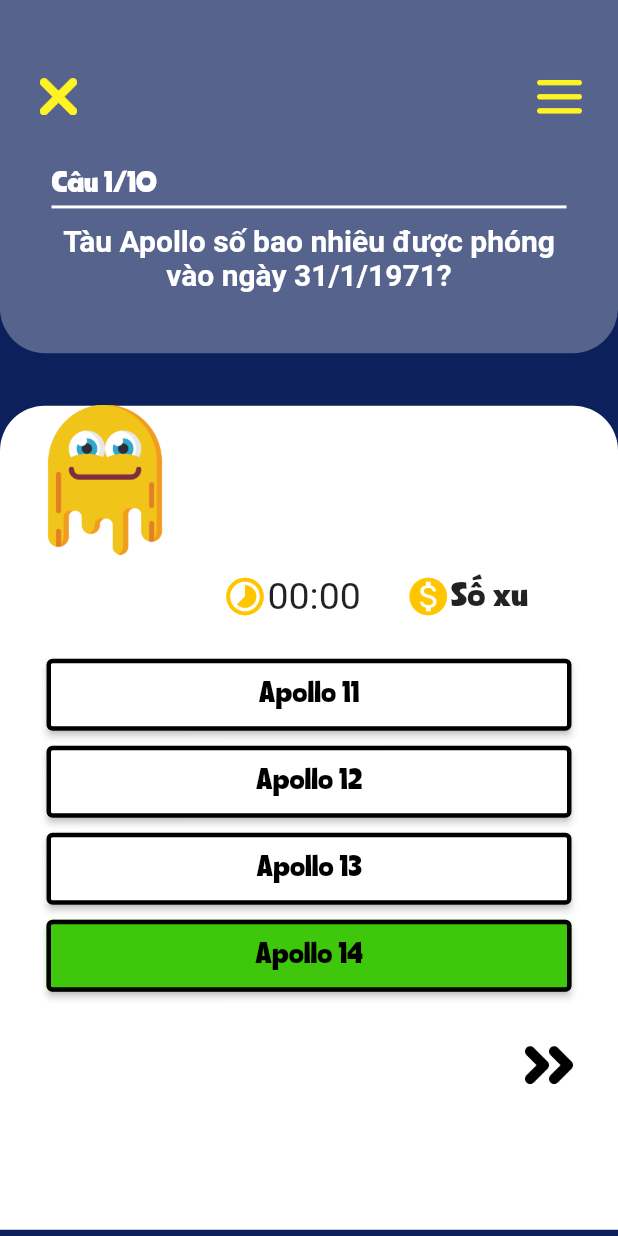
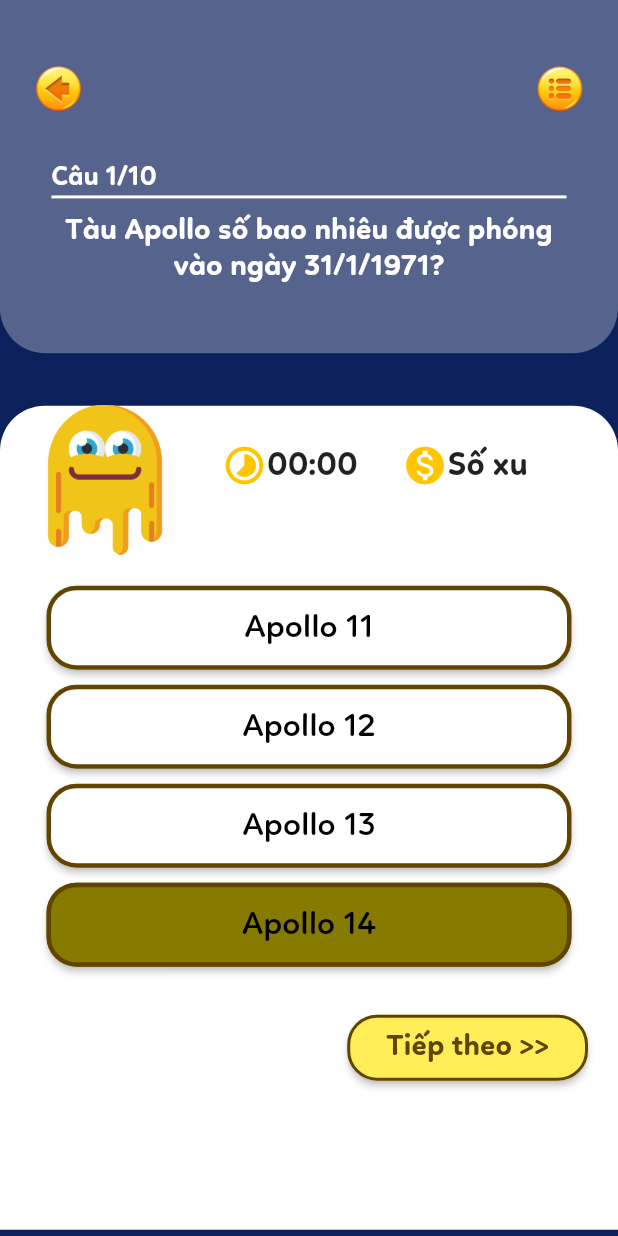
Before and after one commit to TuongVy06-20PMC/DALTDD-Alien, a Flutter app: the XemlaiDapAn screen opened directly, on a phone screen of 412 x 824 dp. Run offline on Flutter 3.47's test engine with Material 2 defaults, Android fonts, the phone set to English and light mode, and no system bars; our stand-ins replace audioplayers, google_nav_bar, hexcolor; missing offline and left inert: flutter_screen_wake, searchbar_animation.

Commit message:
cap nhat xem lai

```diff
--- a/flutter_application_2/lib/Screen/KetThucLuotChoi.dart
+++ b/flutter_application_2/lib/Screen/KetThucLuotChoi.dart
@@ -266,7 +266,7 @@
                                                         padding:
                                                             EdgeInsets.zero,
                                                         child: Text(
-                                                          'Đồng ý',
+                                                          'Đã hiểu',
                                                           textAlign:
                                                               TextAlign.center,
                                                           style: TextStyle(
@@ -329,7 +329,14 @@
                                         ),
                                       ],
                                     )),
-                                onPressed: () {},
+                                onPressed: () {
+                                   Navigator.push(
+                                                    context,
+                                                    MaterialPageRoute(
+                                                        builder: (context) =>
+                                                            const XemlaiDapAn()),
+                                                  );
+                                },
                               ),
                             ),
                             Padding(
@@ -361,7 +368,9 @@
                                         ),
                                       ],
                                     )),
-                                onPressed: () {},
+                                onPressed: () {
+
+                                },
                               ),
                             ),
                           ],
--- a/flutter_application_2/lib/Screen/XemlaiDapAn.dart
+++ b/flutter_application_2/lib/Screen/XemlaiDapAn.dart
@@ -1,6 +1,7 @@
 import 'package:flutter/src/widgets/container.dart';
 import 'package:flutter/src/widgets/framework.dart';
 import 'package:flutter_application_2/Screen/KetThucLuotChoi.dart';
+import 'package:flutter_application_2/Screen/TrangChu.dart';
 import 'package:hexcolor/hexcolor.dart';
 import 'package:flutter/material.dart';
 
@@ -20,13 +21,14 @@
       decoration: BoxDecoration(color: HexColor('0C205B')),
       width: MediaQuery.of(context).size.width,
       height: MediaQuery.of(context).size.height,
-            child:
-                Column(mainAxisAlignment: MainAxisAlignment.start, children: [
+      child: Column(
+        mainAxisAlignment: MainAxisAlignment.start,
+        children: [
           Row(
             mainAxisAlignment: MainAxisAlignment.start,
             children: [
               Container(
-                    padding: EdgeInsets.only(left: 15, right: 15, top: 20),
+                padding: EdgeInsets.only(left: 15, right: 15, top: 10),
                 height: MediaQuery.of(context).size.height / 3.5,
                 width: MediaQuery.of(context).size.width,
                 decoration: BoxDecoration(
@@ -45,20 +47,25 @@
                         mainAxisAlignment: MainAxisAlignment.spaceBetween,
                         children: [
                           IconButton(
-                                  onPressed: (() {}),
+                              onPressed: (() {
+                                Navigator.push(
+                                  context,
+                                  MaterialPageRoute(
+                                      builder: (context) =>
+                                          const TrangChu()),
+                                );
+                              }),
                               icon: Image.asset(
-                                    'assets/delete.png',
-                                    height: 25,
-                                    width: 25,
-                                    color: HexColor('FFF323'),
+                                'assets/icon6.png',
+                                height: 70,
+                                width: 70,
                               )),
                           IconButton(
-                                  onPressed: (() {}),
+                              onPressed: () {},
                               icon: Image.asset(
-                                    'assets/menu.png',
-                                    height: 30,
-                                    width: 30,
-                                    color: HexColor('FFF323'),
+                                'assets/menu-icon.png',
+                                height: 70,
+                                width: 70,
                               )),
                         ],
                       ),
@@ -72,8 +79,8 @@
                                 child: Text(
                                   'Câu 1/10',
                                   style: TextStyle(
-                                          fontFamily: 'FSAriston',
-                                          fontSize: 25,
+                                      fontFamily: 'LinotteBold',
+                                      fontSize: 18,
                                       color: Colors.white),
                                 ),
                               ),
@@ -89,7 +96,7 @@
                                 'Tàu Apollo số bao nhiêu được phóng vào ngày 31/1/1971?',
                                 textAlign: TextAlign.center,
                                 style: TextStyle(
-                                        fontWeight: FontWeight.bold,
+                                    fontFamily: 'LinotteBold',
                                     fontSize: 20,
                                     color: Colors.white),
                               )
@@ -99,8 +106,12 @@
               ),
             ],
           ),
-              Column(mainAxisAlignment: MainAxisAlignment.end, children: [
-                Stack(alignment: Alignment.topLeft, children: [
+          Column(
+            mainAxisAlignment: MainAxisAlignment.end,
+            children: [
+              Stack(
+                alignment: Alignment.topLeft,
+                children: [
                   Container(
                     margin: EdgeInsets.only(top: 35),
                     //padding: EdgeInsets.all(20),
@@ -112,11 +123,11 @@
                             topLeft: Radius.circular(30),
                             topRight: Radius.circular(30))),
                     child: Column(
-                      mainAxisAlignment: MainAxisAlignment.center,
+                      mainAxisAlignment: MainAxisAlignment.start,
                       children: [
                         Padding(
                           padding:
-                              EdgeInsets.only(top: 25, right: 60, bottom: 20),
+                              EdgeInsets.only(top: 25, right: 60, bottom: 60),
                           child: Row(
                               mainAxisAlignment: MainAxisAlignment.end,
                               children: [
@@ -134,8 +145,8 @@
                                         const Text(
                                           '00:00',
                                           style: TextStyle(
-                                              //fontFamily: 'FSAriston',
-                                              fontSize: 25),
+                                              fontFamily: 'LinotteBold',
+                                              fontSize: 22),
                                         )
                                       ],
                                     )),
@@ -151,8 +162,8 @@
                                         const Text(
                                           'Số xu',
                                           style: TextStyle(
-                                              fontFamily: 'FSAriston',
-                                              fontSize: 30),
+                                              fontFamily: 'LinotteBold',
+                                              fontSize: 22),
                                         )
                                       ],
                                     )),
@@ -163,18 +174,19 @@
                           child: ElevatedButton(
                             style: ElevatedButton.styleFrom(
                                 backgroundColor: Colors.white,
-                              minimumSize: Size(350, 25),
-                              side: const BorderSide(
-                                  width: 3, color: Colors.black),
-                            ),
+                                minimumSize: Size(350, 30),
+                                side: BorderSide(
+                                    width: 3, color: HexColor('614400')),
+                                shape: RoundedRectangleBorder(
+                                    borderRadius: BorderRadius.circular(20))),
                             child: const Padding(
-                              padding: EdgeInsets.all(10),
+                              padding: EdgeInsets.all(15),
                               child: Text(
                                 'Apollo 11',
                                 textAlign: TextAlign.center,
                                 style: TextStyle(
-                                  fontSize: 25,
-                                  fontFamily: 'FSAriston',
+                                  fontSize: 22,
+                                  fontFamily: 'Linotte',
                                   color: Colors.black,
                                 ),
                               ),
@@ -187,18 +199,19 @@
                           child: ElevatedButton(
                             style: ElevatedButton.styleFrom(
                                 backgroundColor: Colors.white,
-                              minimumSize: Size(350, 25),
-                              side: const BorderSide(
-                                  width: 3, color: Colors.black),
-                            ),
+                                minimumSize: Size(350, 30),
+                                side: BorderSide(
+                                    width: 3, color: HexColor('614400')),
+                                shape: RoundedRectangleBorder(
+                                    borderRadius: BorderRadius.circular(20))),
                             child: const Padding(
-                              padding: EdgeInsets.all(10),
+                              padding: EdgeInsets.all(15),
                               child: Text(
                                 'Apollo 12',
                                 textAlign: TextAlign.center,
                                 style: TextStyle(
-                                  fontSize: 25,
-                                  fontFamily: 'FSAriston',
+                                  fontSize: 22,
+                                  fontFamily: 'Linotte',
                                   color: Colors.black,
                                 ),
                               ),
@@ -211,18 +224,19 @@
                           child: ElevatedButton(
                             style: ElevatedButton.styleFrom(
                                 backgroundColor: Colors.white,
-                              minimumSize: Size(350, 25),
-                              side: const BorderSide(
-                                  width: 3, color: Colors.black),
-                            ),
+                                minimumSize: Size(350, 30),
+                                side: BorderSide(
+                                    width: 3, color: HexColor('614400')),
+                                shape: RoundedRectangleBorder(
+                                    borderRadius: BorderRadius.circular(20))),
                             child: const Padding(
-                              padding: EdgeInsets.all(10),
+                              padding: EdgeInsets.all(15),
                               child: Text(
                                 'Apollo 13',
                                 textAlign: TextAlign.center,
                                 style: TextStyle(
-                                  fontSize: 25,
-                                  fontFamily: 'FSAriston',
+                                  fontSize: 22,
+                                  fontFamily: 'Linotte',
                                   color: Colors.black,
                                 ),
                               ),
@@ -234,19 +248,20 @@
                           padding: EdgeInsets.all(5),
                           child: ElevatedButton(
                             style: ElevatedButton.styleFrom(
-                              backgroundColor: HexColor('3EC70B'),
-                              minimumSize: Size(350, 25),
-                              side: const BorderSide(
-                                  width: 3, color: Colors.black),
-                            ),
+                                backgroundColor: Color.fromARGB(255, 135, 122, 1),
+                                minimumSize: Size(350, 30),
+                                side: BorderSide(
+                                    width: 3, color: HexColor('614400')),
+                                shape: RoundedRectangleBorder(
+                                    borderRadius: BorderRadius.circular(20))),
                             child: const Padding(
-                              padding: EdgeInsets.all(10),
+                              padding: EdgeInsets.all(15),
                               child: Text(
                                 'Apollo 14',
                                 textAlign: TextAlign.center,
                                 style: TextStyle(
-                                  fontSize: 25,
-                                  fontFamily: 'FSAriston',
+                                  fontSize: 22,
+                                  fontFamily: 'Linotte',
                                   color: Colors.black,
                                 ),
                               ),
@@ -254,6 +269,7 @@
                             onPressed: () {},
                           ),
                         ),
+
                         Row(
                           mainAxisAlignment: MainAxisAlignment.end,
                           children: [
@@ -274,12 +290,27 @@
                             ),
                             ),*/
                             Padding(
-                                padding: EdgeInsets.only(right: 22, top: 20),
-                                child: IconButton(
-                                  icon: Image.asset(
-                                    'assets/fast-forward.png',
-                                    height: 100,
-                                    width: 100,
+                              padding: EdgeInsets.only(top: 25, right: 20),
+                              child: ElevatedButton(
+                                style: ElevatedButton.styleFrom(
+                                    backgroundColor: Colors.yellow[400],
+                                    minimumSize: Size(50, 20),
+                                    side:  BorderSide(
+                                        width: 2, color: HexColor('614400')),
+                                    shape: RoundedRectangleBorder(
+                                        borderRadius:
+                                            BorderRadius.circular(20))),
+                                child:  Padding(
+                                  padding: EdgeInsets.all(10),
+                                  child: Text(
+                                    'Tiếp theo >>',
+                                    textAlign: TextAlign.center,
+                                    style: TextStyle(
+                                      fontSize: 20,
+                                      fontFamily: 'LinotteBold',
+                                      color: HexColor('614400'),
+                                    ),
+                                  ),
                                 ),
                                 onPressed: () {
                                   Navigator.push(
@@ -289,7 +320,8 @@
                                             const KetThucLuotChoi()),
                                   );
                                 },
-                                ))
+                              ),
+                            ),
                           ],
                         ),
                       ],
@@ -302,9 +334,13 @@
                         image: AssetImage('assets/monster.png'),
                         height: 100,
                         width: 100,
-                      ))
-                ])
-              ]),
-            ])));
+                      )),
+                ],
+              )
+            ],
+          )
+        ],
+      ),
+    ));
   }
 }
```
Lines whose indentation alone changed are shown as unchanged.
